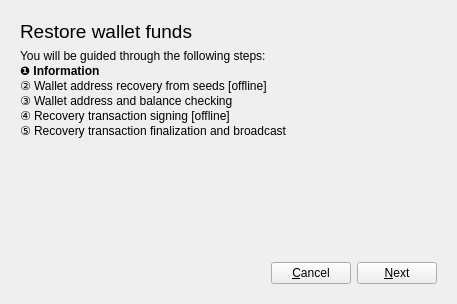
joshirio/iota-cooler, file widgets/restorewalletwidget.ui: the form before one commit.
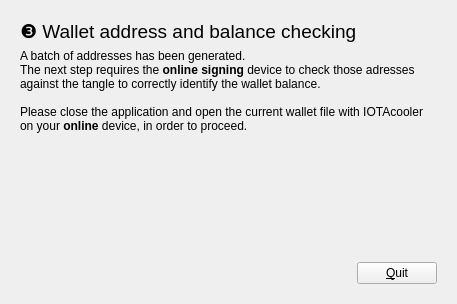
The form after the commit. The open tabs and pages were chosen to show the change.

Commit message: fix qt-aes padding, wallet recovery address generation complete

The edit to the form file:
```diff
--- a/widgets/restorewalletwidget.ui
+++ b/widgets/restorewalletwidget.ui
@@ -354,6 +354,81 @@
        </item>
       </layout>
      </widget>
+     <widget class="QWidget" name="page_5">
+      <layout class="QVBoxLayout" name="verticalLayout_6">
+       <item>
+        <widget class="QLabel" name="label_12">
+         <property name="text">
+          <string>&lt;html&gt;&lt;head/&gt;&lt;body&gt;&lt;p&gt;&lt;span style=&quot; font-size:14pt;&quot;&gt;&amp;#10104; Wallet address and balance checking&lt;/span&gt;&lt;/p&gt;&lt;/body&gt;&lt;/html&gt;</string>
+         </property>
+        </widget>
+       </item>
+       <item>
+        <widget class="QLabel" name="label_13">
+         <property name="text">
+          <string>A batch of addresses has been generated.&lt;br /&gt;
+The next step requires the &lt;b&gt;online signing&lt;/b&gt; device to check those adresses against the tangle to correctly identify the wallet balance.&lt;br /&gt;&lt;br /&gt;
+Please close the application and open the current wallet file with IOTAcooler on your &lt;b&gt;online&lt;/b&gt; device, in order to proceed.</string>
+         </property>
+         <property name="wordWrap">
+          <bool>true</bool>
+         </property>
+        </widget>
+       </item>
+       <item>
+        <spacer name="verticalSpacer_5">
+         <property name="orientation">
+          <enum>Qt::Vertical</enum>
+         </property>
+         <property name="sizeHint" stdset="0">
+          <size>
+           <width>20</width>
+           <height>57</height>
+          </size>
+         </property>
+        </spacer>
+       </item>
+       <item>
+        <layout class="QHBoxLayout" name="horizontalLayout_6">
+         <item>
+          <spacer name="horizontalSpacer_5">
+           <property name="orientation">
+            <enum>Qt::Horizontal</enum>
+           </property>
+           <property name="sizeHint" stdset="0">
+            <size>
+             <width>40</width>
+             <height>20</height>
+            </size>
+           </property>
+          </spacer>
+         </item>
+         <item>
+          <widget class="QPushButton" name="quitAddressCheckInfoOffline">
+           <property name="text">
+            <string>&amp;Quit</string>
+           </property>
+          </widget>
+         </item>
+        </layout>
+       </item>
+      </layout>
+     </widget>
+     <widget class="QWidget" name="page_6">
+      <widget class="QLabel" name="label_14">
+       <property name="geometry">
+        <rect>
+         <x>10</x>
+         <y>10</y>
+         <width>421</width>
+         <height>24</height>
+        </rect>
+       </property>
+       <property name="text">
+        <string>&lt;html&gt;&lt;head/&gt;&lt;body&gt;&lt;p&gt;&lt;span style=&quot; font-size:14pt;&quot;&gt;&amp;#10104; Wallet address and balance checking&lt;/span&gt;&lt;/p&gt;&lt;/body&gt;&lt;/html&gt;</string>
+       </property>
+      </widget>
+     </widget>
     </widget>
    </item>
   </layout>
```
The commit also changes 9 other files.
